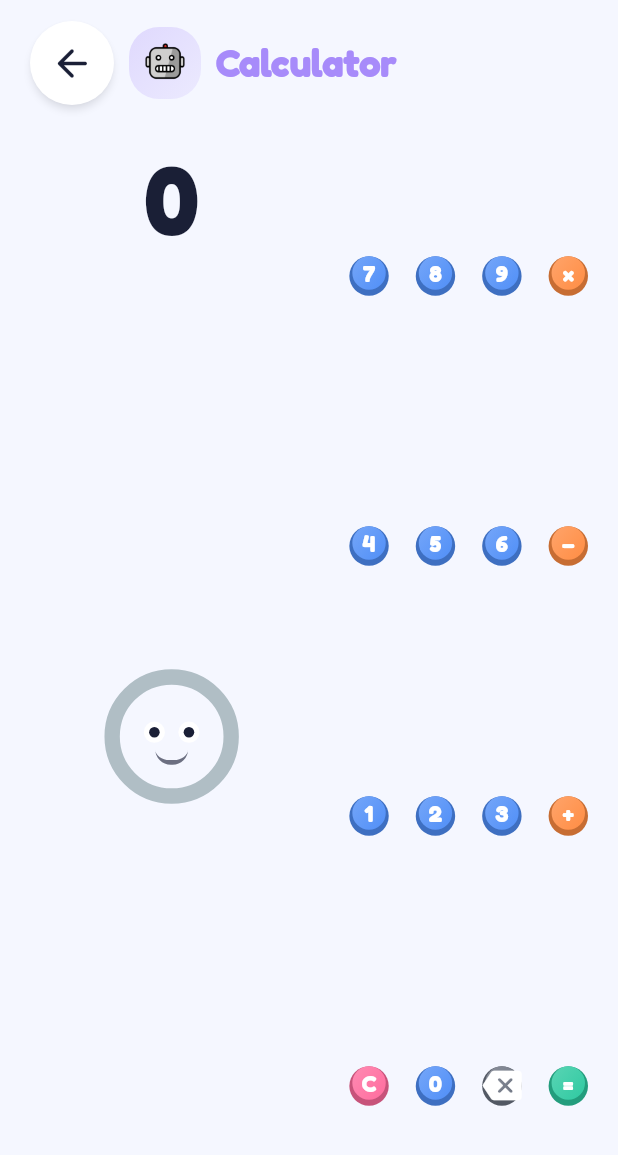
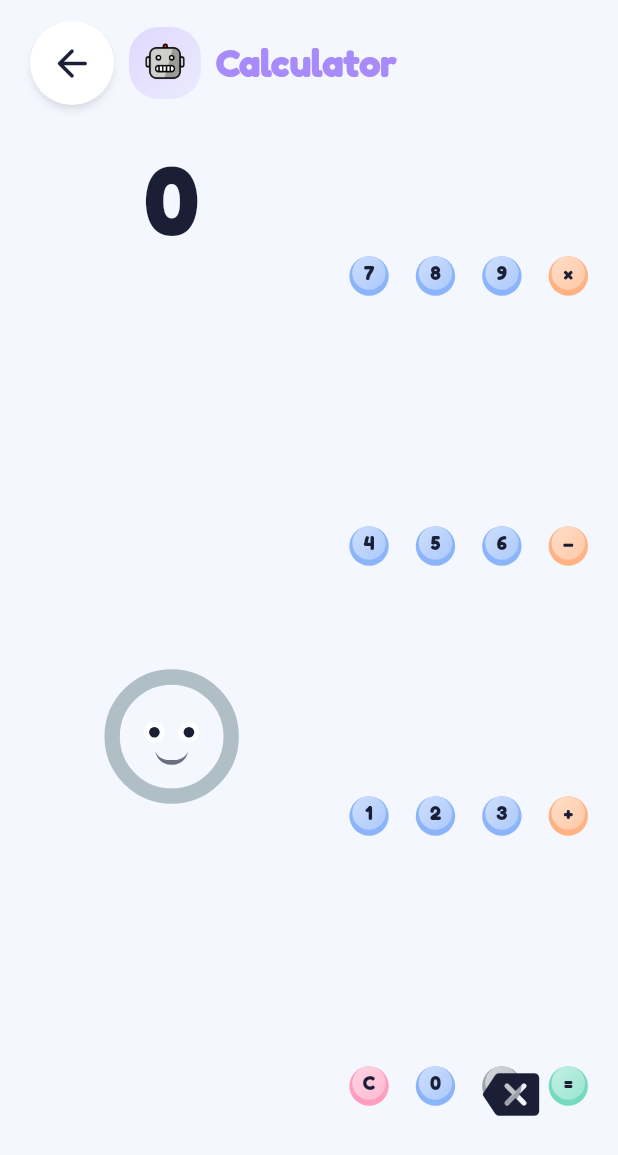
Before and after one commit to Panbaron1/Numberlandia, a Flutter app: the NumberMachineScreen screen opened directly, on a phone screen of 412 x 824 dp. Shown: the top 1155 px of the screen. Run offline on Flutter 3.47's test engine with Material 3 defaults, Android fonts, the phone set to English and light mode, and no system bars; our stand-ins replace audioplayers, shared_preferences; accounts and stored records are empty.

Commit message:
Calculator keys: light pastel gradients, bigger black glyphs (Spectroom look)
Round keys now use a soft light gradient (colour lerped 52–72% toward white)
with black ink labels/icons and larger glyphs (44pt text, 38px icons).
Highlighted operator uses a colour ring. Tactile press preserved.

Co-Authored-By: Claude Opus 4.8 <noreply@anthropic.com>

```diff
--- a/lib/screens/number_machine/number_machine_screen.dart
+++ b/lib/screens/number_machine/number_machine_screen.dart
@@ -216,7 +216,10 @@ class _RoundButtonState extends State<_RoundButton> {
 
   @override
   Widget build(BuildContext context) {
-    final base = Color.lerp(widget.color, Colors.black, 0.22)!;
+    // Light pastel gradient surface (Spectroom aesthetic) with black glyphs.
+    final top = Color.lerp(widget.color, Colors.white, 0.72)!;
+    final bottom = Color.lerp(widget.color, Colors.white, 0.52)!;
+    final base = Color.lerp(widget.color, Colors.white, 0.34)!; // 3D underside
     return GestureDetector(
       onTapDown: (_) => setState(() => _down = true),
       onTapUp: (_) => setState(() => _down = false),
@@ -236,23 +239,30 @@ class _RoundButtonState extends State<_RoundButton> {
             child: Container(
               margin: EdgeInsets.only(bottom: _down ? 0 : 4),
               decoration: BoxDecoration(
-                gradient: vividGradient(widget.color),
+                gradient: LinearGradient(
+                  begin: Alignment.topLeft,
+                  end: Alignment.bottomRight,
+                  colors: [top, bottom],
+                ),
                 shape: BoxShape.circle,
                 border: widget.highlighted
-                    ? Border.all(color: Colors.white, width: 3)
+                    ? Border.all(color: widget.color, width: 3)
                     : null,
               ),
               child: Center(
                 child: widget.icon != null
-                    ? Icon(widget.icon, color: Colors.white, size: 26)
+                    ? Icon(widget.icon, color: NColors.ink, size: 38)
                     : FittedBox(
                         fit: BoxFit.scaleDown,
-                        child: Text(
-                          widget.label!,
-                          style: const TextStyle(
-                            color: Colors.white,
-                            fontSize: 30,
-                            fontWeight: FontWeight.w800,
+                        child: Padding(
+                          padding: const EdgeInsets.all(6),
+                          child: Text(
+                            widget.label!,
+                            style: const TextStyle(
+                              color: NColors.ink,
+                              fontSize: 44,
+                              fontWeight: FontWeight.w700,
+                            ),
                           ),
                         ),
                       ),
```
